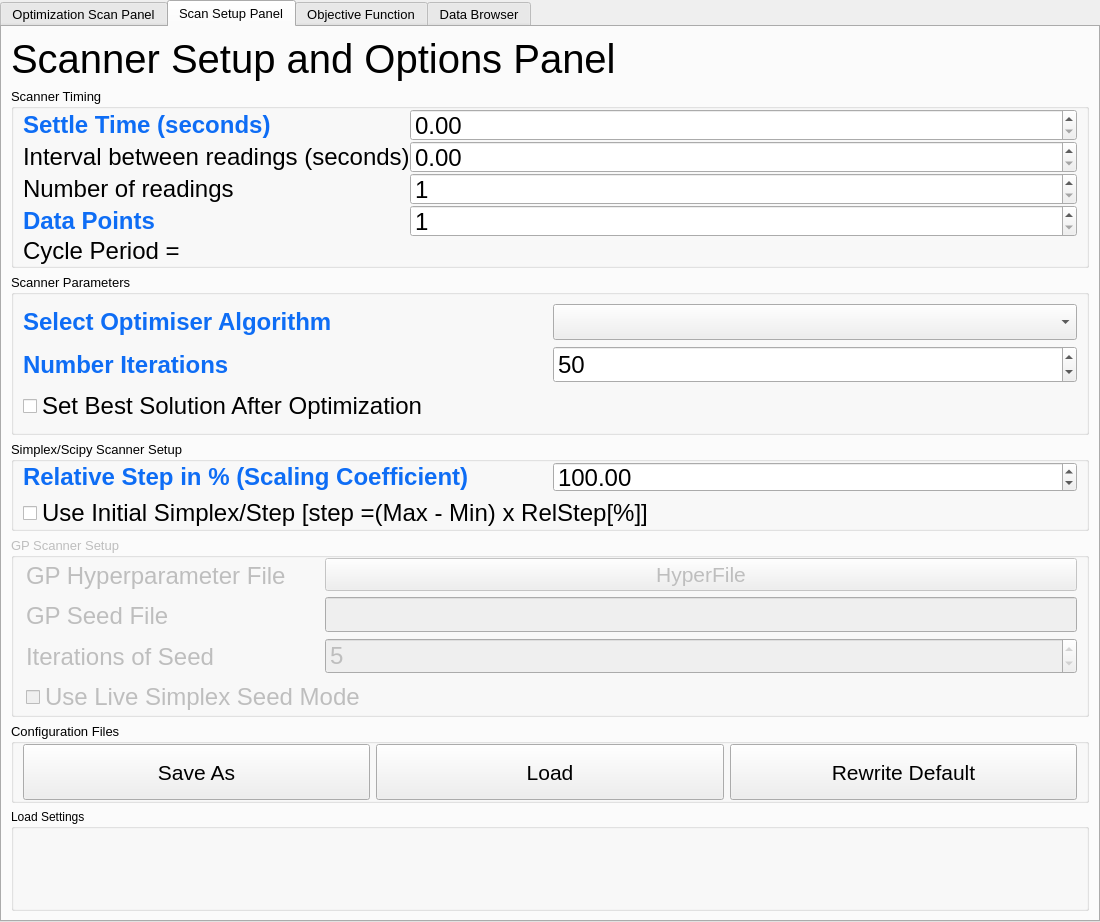
The window that UIOcelotInterface_gen.ui (ocelot-collab/optimizer) describes before a commit, drawn with Qt 5.
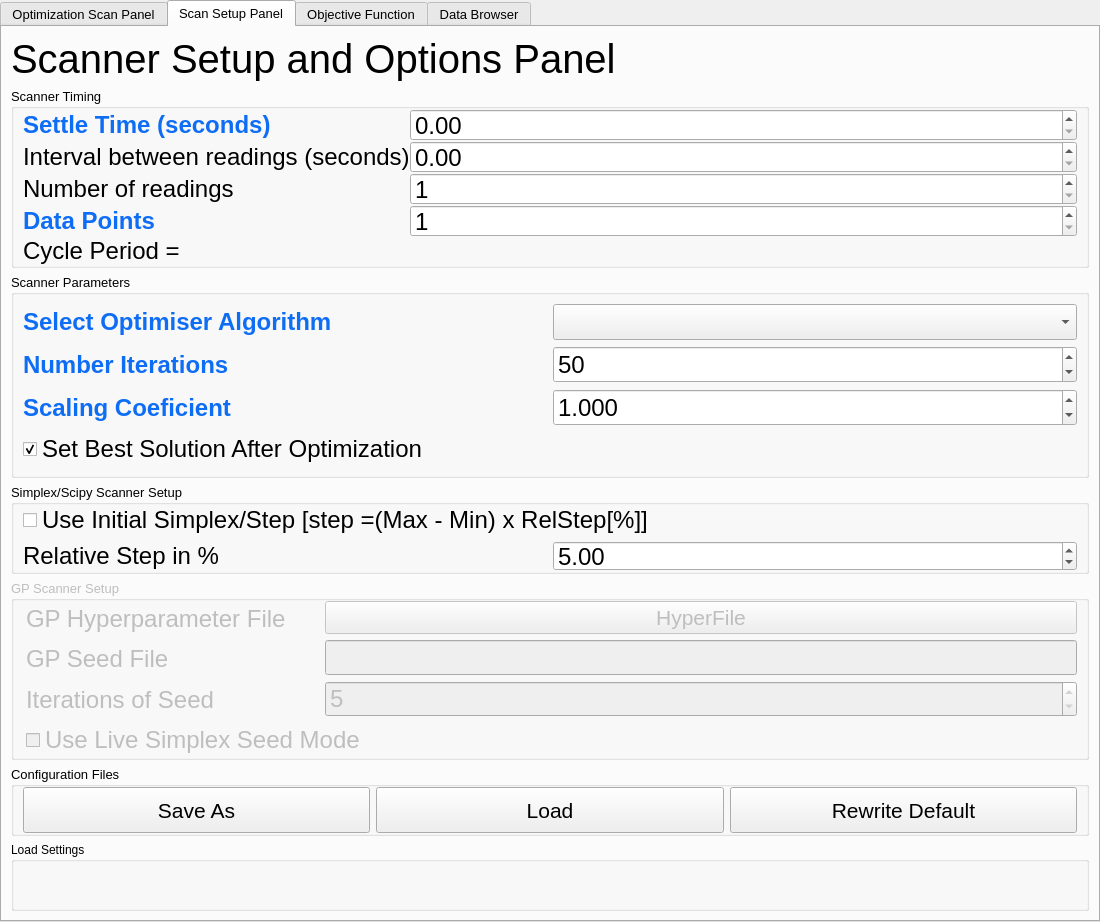
The same window after the commit. The open tabs and pages were chosen to show the change. Custom widgets are drawn as their Qt base class.

Commit message: ENH: Add scaling coef.

```diff
--- a/UIOcelotInterface_gen.ui
+++ b/UIOcelotInterface_gen.ui
@@ -594,6 +594,48 @@
             </item>
            </layout>
           </item>
+          <item>
+           <layout class="QHBoxLayout" name="horizontalLayout_4">
+            <item>
+             <widget class="QLabel" name="label_31">
+              <property name="font">
+               <font>
+                <pointsize>18</pointsize>
+                <weight>75</weight>
+                <bold>true</bold>
+               </font>
+              </property>
+              <property name="styleSheet">
+               <string notr="true">color: rgb(14, 109, 245);</string>
+              </property>
+              <property name="text">
+               <string>Scaling Coeficient</string>
+              </property>
+             </widget>
+            </item>
+            <item>
+             <widget class="QDoubleSpinBox" name="sb_scaling_coef">
+              <property name="font">
+               <font>
+                <pointsize>18</pointsize>
+               </font>
+              </property>
+              <property name="decimals">
+               <number>3</number>
+              </property>
+              <property name="minimum">
+               <double>0.000000000000000</double>
+              </property>
+              <property name="maximum">
+               <double>999.000000000000000</double>
+              </property>
+              <property name="value">
+               <double>1.000000000000000</double>
+              </property>
+             </widget>
+            </item>
+           </layout>
+          </item>
           <item>
            <widget class="QCheckBox" name="cb_set_best_sol">
             <property name="font">
@@ -604,6 +646,9 @@
             <property name="text">
              <string>Set Best Solution After Optimization</string>
             </property>
+            <property name="checked">
+             <bool>true</bool>
+            </property>
            </widget>
           </item>
          </layout>
@@ -632,6 +677,18 @@
           </property>
           <item>
            <layout class="QVBoxLayout" name="verticalLayout_18">
+            <item>
+             <widget class="QCheckBox" name="cb_use_isim">
+              <property name="font">
+               <font>
+                <pointsize>18</pointsize>
+               </font>
+              </property>
+              <property name="text">
+               <string>Use Initial Simplex/Step [step =(Max - Min) x RelStep[%]]</string>
+              </property>
+             </widget>
+            </item>
             <item>
              <layout class="QHBoxLayout" name="horizontalLayout_8">
               <item>
@@ -645,15 +702,15 @@
                 <property name="font">
                  <font>
                   <pointsize>18</pointsize>
-                  <weight>75</weight>
-                  <bold>true</bold>
+                  <weight>50</weight>
+                  <bold>false</bold>
                  </font>
                 </property>
                 <property name="styleSheet">
-                 <string notr="true">color: rgb(14, 109, 245);</string>
+                 <string notr="true"/>
                 </property>
                 <property name="text">
-                 <string>Relative Step in % (Scaling Coefficient)</string>
+                 <string>Relative Step in %</string>
                 </property>
                </widget>
               </item>
@@ -680,24 +737,12 @@
                  <double>0.250000000000000</double>
                 </property>
                 <property name="value">
-                 <double>100.000000000000000</double>
+                 <double>5.000000000000000</double>
                 </property>
                </widget>
               </item>
              </layout>
             </item>
-            <item>
-             <widget class="QCheckBox" name="cb_use_isim">
-              <property name="font">
-               <font>
-                <pointsize>18</pointsize>
-               </font>
-              </property>
-              <property name="text">
-               <string>Use Initial Simplex/Step [step =(Max - Min) x RelStep[%]]</string>
-              </property>
-             </widget>
-            </item>
            </layout>
           </item>
          </layout>
@@ -793,7 +838,7 @@
             <item row="0" column="1">
              <layout class="QVBoxLayout" name="verticalLayout_2">
               <property name="spacing">
-               <number>-1</number>
+               <number>6</number>
               </property>
               <item>
                <widget class="QPushButton" name="pb_hyper_file">
```
Left out of the diff: 5 changed lines with no effect on the pictures. The commit also changes 4 other files.
